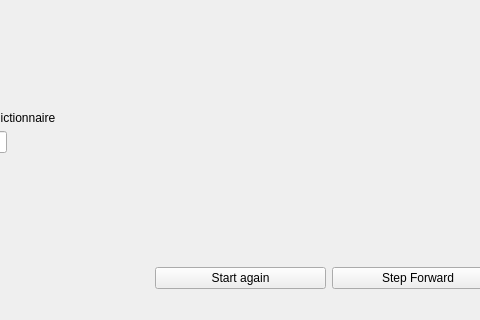
First picture: the form in view.ui, repository Chavau/zero_reversible, before the edit; both pictures show x 110 to 590 and y 280 to 600 of the 800 by 600 pixel window.
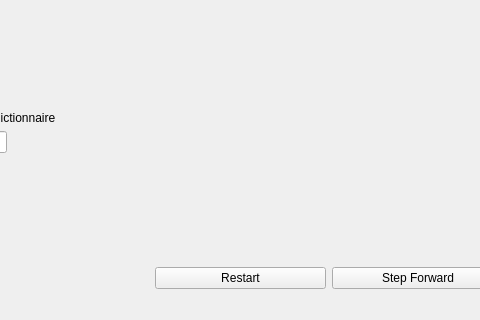
Second picture: the form after the edit.

Diff of the .ui file:
```diff
--- a/view.ui
+++ b/view.ui
@@ -148,7 +148,7 @@
         <item>
          <widget class="QPushButton" name="button_backward">
           <property name="text">
-           <string>Start again</string>
+           <string>Restart</string>
           </property>
          </widget>
         </item>
```
